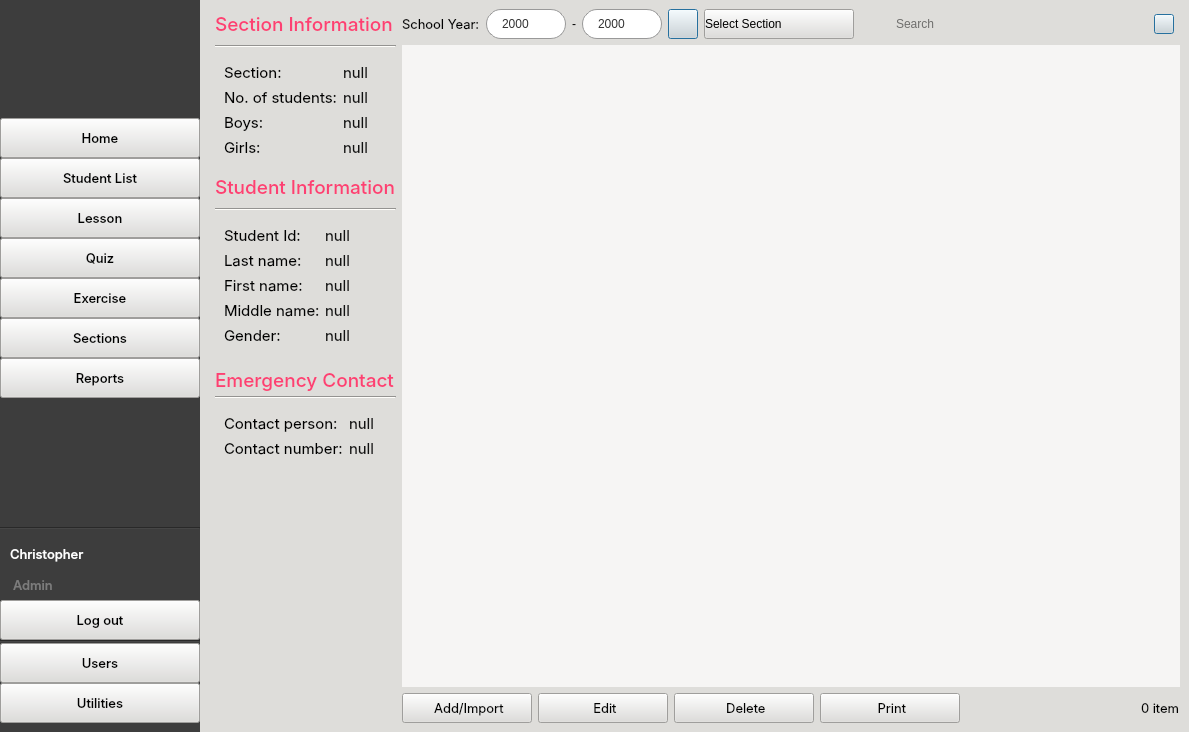
Before: the Qt Designer form CAI_PyQt/CAI_Admin/UI/FormHome.ui in CPG19040/CPG19040, drawn with Qt 5.
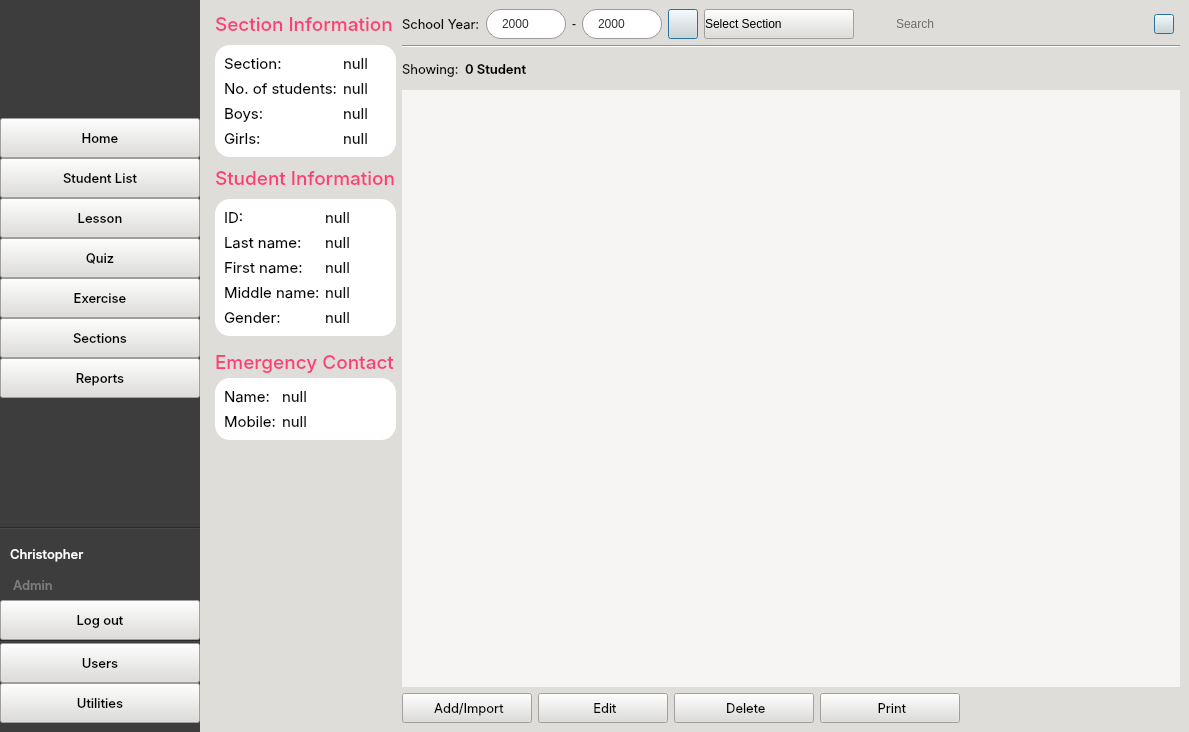
After: the same form once the commit is applied. The open tabs and pages were chosen to show the change. Icons and pictures are not drawn.

```diff
--- a/CAI_PyQt/CAI_Admin/UI/FormHome.ui
+++ b/CAI_PyQt/CAI_Admin/UI/FormHome.ui
@@ -2534,16 +2534,6 @@
              </property>
             </widget>
            </item>
-           <item>
-            <widget class="Line" name="line_6">
-             <property name="styleSheet">
-              <string notr="true">background-color: rgb(222, 221, 218);</string>
-             </property>
-             <property name="orientation">
-              <enum>Qt::Horizontal</enum>
-             </property>
-            </widget>
-           </item>
            <item>
             <widget class="QFrame" name="grp_SectionInfo">
              <property name="maximumSize">
@@ -2562,7 +2552,7 @@
               </font>
              </property>
              <property name="styleSheet">
-              <string notr="true"/>
+              <string notr="true">border-radius: 15px; background-color: rgb(255, 255, 255);</string>
              </property>
              <layout class="QFormLayout" name="formLayout_2">
               <item row="1" column="0">
@@ -2805,16 +2795,6 @@
              </property>
             </widget>
            </item>
-           <item>
-            <widget class="Line" name="line_5">
-             <property name="styleSheet">
-              <string notr="true">background-color: rgb(222, 221, 218);</string>
-             </property>
-             <property name="orientation">
-              <enum>Qt::Horizontal</enum>
-             </property>
-            </widget>
-           </item>
            <item>
             <widget class="QFrame" name="frame_student_info">
              <property name="font">
@@ -2827,7 +2807,7 @@
               </font>
              </property>
              <property name="styleSheet">
-              <string notr="true"/>
+              <string notr="true">border-radius: 15px; background-color: rgb(255, 255, 255);</string>
              </property>
              <layout class="QFormLayout" name="formLayout_3">
               <item row="0" column="0">
@@ -2851,7 +2831,7 @@
                  <string notr="true"/>
                 </property>
                 <property name="text">
-                 <string>Student Id:</string>
+                 <string>ID:</string>
                 </property>
                 <property name="class" stdset="0">
                  <string>label-faded</string>
@@ -2936,7 +2916,7 @@
                 </property>
                </widget>
               </item>
-              <item row="3" column="0">
+              <item row="2" column="0">
                <widget class="QLabel" name="label_38">
                 <property name="maximumSize">
                  <size>
@@ -2964,7 +2944,7 @@
                 </property>
                </widget>
               </item>
-              <item row="3" column="1">
+              <item row="2" column="1">
                <widget class="QLabel" name="label_studentFirstName">
                 <property name="maximumSize">
                  <size>
@@ -2989,7 +2969,7 @@
                 </property>
                </widget>
               </item>
-              <item row="4" column="0">
+              <item row="3" column="0">
                <widget class="QLabel" name="label_41">
                 <property name="maximumSize">
                  <size>
@@ -3017,7 +2997,7 @@
                 </property>
                </widget>
               </item>
-              <item row="4" column="1">
+              <item row="3" column="1">
                <widget class="QLabel" name="label_studentMiddleName">
                 <property name="maximumSize">
                  <size>
@@ -3042,7 +3022,7 @@
                 </property>
                </widget>
               </item>
-              <item row="5" column="0">
+              <item row="4" column="0">
                <widget class="QLabel" name="label_37">
                 <property name="maximumSize">
                  <size>
@@ -3070,7 +3050,7 @@
                 </property>
                </widget>
               </item>
-              <item row="5" column="1">
+              <item row="4" column="1">
                <widget class="QLabel" name="label_studentGender">
                 <property name="maximumSize">
                  <size>
@@ -3129,16 +3109,6 @@
              </property>
             </widget>
            </item>
-           <item>
-            <widget class="Line" name="line_4">
-             <property name="styleSheet">
-              <string notr="true">background-color: rgb(222, 221, 218);</string>
-             </property>
-             <property name="orientation">
-              <enum>Qt::Horizontal</enum>
-             </property>
-            </widget>
-           </item>
            <item>
             <widget class="QFrame" name="frame_contact_info">
              <property name="font">
@@ -3151,7 +3121,7 @@
               </font>
              </property>
              <property name="styleSheet">
-              <string notr="true"/>
+              <string notr="true">border-radius: 15px; background-color: rgb(255, 255, 255);</string>
              </property>
              <layout class="QFormLayout" name="formLayout_4">
               <item row="0" column="0">
@@ -3169,7 +3139,7 @@
                  <string notr="true"/>
                 </property>
                 <property name="text">
-                 <string>Contact person:</string>
+                 <string>Name:</string>
                 </property>
                 <property name="class" stdset="0">
                  <string>label-faded</string>
@@ -3191,7 +3161,7 @@
                  <string notr="true"/>
                 </property>
                 <property name="text">
-                 <string>Contact number:</string>
+                 <string>Mobile:</string>
                 </property>
                 <property name="class" stdset="0">
                  <string>label-faded</string>
@@ -3655,6 +3625,103 @@
              </layout>
             </widget>
            </item>
+           <item>
+            <widget class="Line" name="line_8">
+             <property name="orientation">
+              <enum>Qt::Horizontal</enum>
+             </property>
+            </widget>
+           </item>
+           <item>
+            <widget class="QWidget" name="widget_19" native="true">
+             <property name="minimumSize">
+              <size>
+               <width>0</width>
+               <height>30</height>
+              </size>
+             </property>
+             <layout class="QHBoxLayout" name="horizontalLayout_3">
+              <property name="leftMargin">
+               <number>0</number>
+              </property>
+              <property name="topMargin">
+               <number>0</number>
+              </property>
+              <property name="rightMargin">
+               <number>0</number>
+              </property>
+              <property name="bottomMargin">
+               <number>0</number>
+              </property>
+              <item>
+               <widget class="QLabel" name="label_47">
+                <property name="maximumSize">
+                 <size>
+                  <width>100</width>
+                  <height>20</height>
+                 </size>
+                </property>
+                <property name="font">
+                 <font>
+                  <family>Inter</family>
+                  <pointsize>10</pointsize>
+                  <weight>50</weight>
+                  <italic>false</italic>
+                  <bold>false</bold>
+                 </font>
+                </property>
+                <property name="styleSheet">
+                 <string notr="true"/>
+                </property>
+                <property name="text">
+                 <string>Showing:</string>
+                </property>
+               </widget>
+              </item>
+              <item>
+               <widget class="QLabel" name="label_totalStudCount">
+                <property name="maximumSize">
+                 <size>
+                  <width>100</width>
+                  <height>20</height>
+                 </size>
+                </property>
+                <property name="font">
+                 <font>
+                  <family>Inter SemiBold</family>
+                  <pointsize>10</pointsize>
+                  <weight>50</weight>
+                  <italic>false</italic>
+                  <bold>false</bold>
+                 </font>
+                </property>
+                <property name="styleSheet">
+                 <string notr="true">background-color: transparent; font: 10pt &quot;Inter SemiBold&quot;;</string>
+                </property>
+                <property name="text">
+                 <string>0 Student</string>
+                </property>
+                <property name="class" stdset="0">
+                 <string>label-header</string>
+                </property>
+               </widget>
+              </item>
+              <item>
+               <spacer name="horizontalSpacer_27">
+                <property name="orientation">
+                 <enum>Qt::Horizontal</enum>
+                </property>
+                <property name="sizeHint" stdset="0">
+                 <size>
+                  <width>509</width>
+                  <height>27</height>
+                 </size>
+                </property>
+               </spacer>
+              </item>
+             </layout>
+            </widget>
+           </item>
            <item>
             <widget class="QScrollArea" name="scrollArea_classlist">
              <property name="autoFillBackground">
@@ -3683,8 +3750,8 @@
                <rect>
                 <x>0</x>
                 <y>0</y>
-                <width>100</width>
-                <height>30</height>
+                <width>778</width>
+                <height>597</height>
                </rect>
               </property>
               <layout class="QGridLayout" name="gridLayout_stud_card"/>
@@ -3883,34 +3950,6 @@
                 </property>
                </spacer>
               </item>
-              <item>
-               <widget class="QLabel" name="label_totalStudCount">
-                <property name="maximumSize">
-                 <size>
-                  <width>100</width>
-                  <height>20</height>
-                 </size>
-                </property>
-                <property name="font">
-                 <font>
-                  <family>Inter</family>
-                  <pointsize>10</pointsize>
-                  <weight>50</weight>
-                  <italic>false</italic>
-                  <bold>false</bold>
-                 </font>
-                </property>
-                <property name="styleSheet">
-                 <string notr="true">background-color: transparent;</string>
-                </property>
-                <property name="text">
-                 <string>0 item</string>
-                </property>
-                <property name="class" stdset="0">
-                 <string>label-header</string>
-                </property>
-               </widget>
-              </item>
              </layout>
             </widget>
            </item>
```
Left out of the diff: 2 changed lines with no effect on the pictures.
